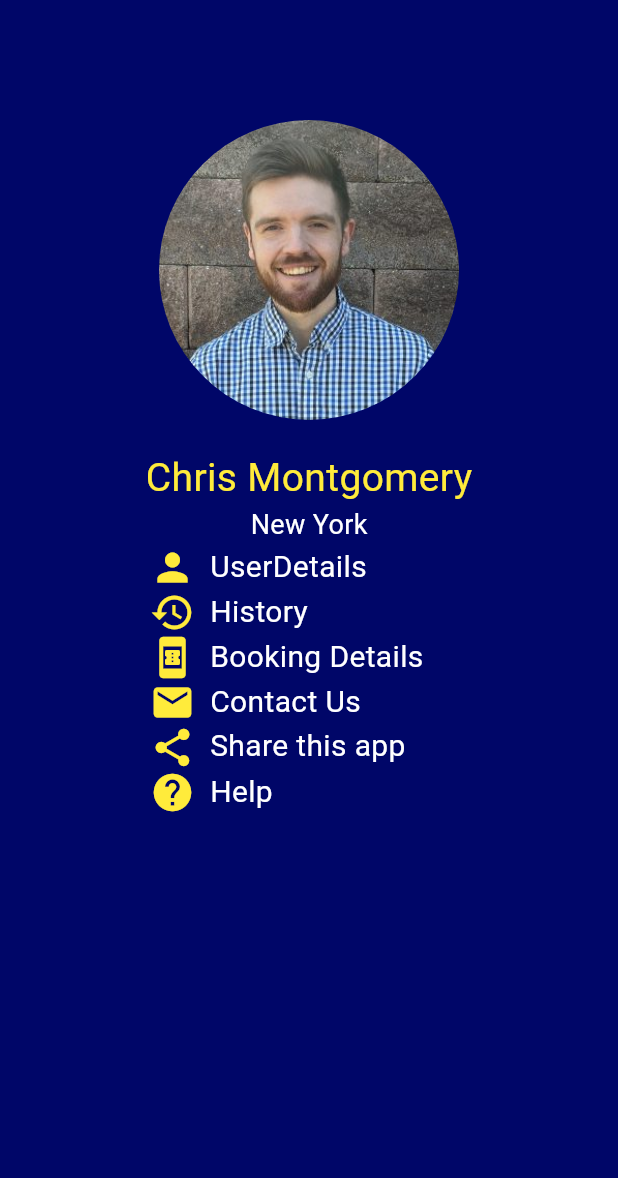
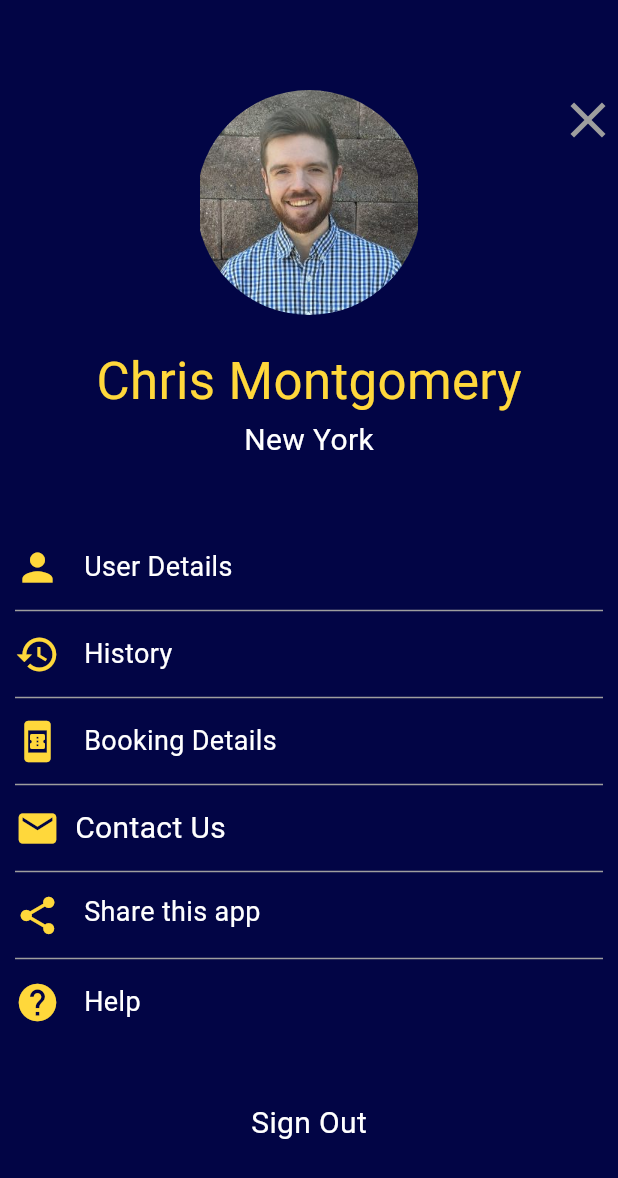
Before and after one commit to degamojay/activity1, a Flutter app: the screen it shows after launch, on a phone screen of 412 x 824 dp. Shown: the top 1178 px of the screen. Run offline on Flutter 3.47's test engine with Material 3 defaults, Android fonts, the phone set to English and light mode, and no system bars; Roboto replaces fonts that are missing (Times New Roman); project files that could hold a hidden picture were left out.

Commit message:
2nd commit

```diff
--- a/lib/main.dart
+++ b/lib/main.dart
@@ -5,6 +5,7 @@ void main() {
 }
 
 class MyApp extends StatelessWidget {
+  // ignore: use_key_in_widget_constructors
   const MyApp({Key? key});
 
   @override
@@ -12,137 +13,256 @@ class MyApp extends StatelessWidget {
     return MaterialApp(
       home: Scaffold(
         body: Container(
-          color: const Color(0xFF000668),
+          // ignore: prefer_const_constructors
+          color: Color.fromARGB(255, 2, 5, 69),
           child:  Align(
             alignment: Alignment.topCenter,
             child: Padding(
-              padding: const EdgeInsets.all(80.0),
+              padding: const EdgeInsets.only(top: 60.0),
             child: Column(
                 children: [
+                  Stack(
+                    alignment: Alignment.topRight,
+                    children: <Widget>[
                   Container(
-                    width: 200,
-                    height: 200,
+                    width: double.infinity,
+                    height: 150,
                     decoration: const BoxDecoration(
                       shape: BoxShape.circle,
                       image: DecorationImage(
-                        fit: BoxFit.cover,
+                        fit: BoxFit.contain,
                         image: AssetImage('images/chris.jpg'),
                       ),
                     ),
                   ),
+                  const Positioned(top: 0, right: 0,
+                  child: Icon(
+                    Icons.close,
+                    color: Colors.grey,
+                    size: 40.0,
+                        ),
+                      ),
+                    ],
+                  ),
                   const SizedBox(height: 20, width: double.infinity),
                   const Text(
                     'Chris Montgomery',
-                    style: TextStyle(color: Colors.yellow, fontSize: 26),
+                    style: TextStyle(color: Color.fromARGB(255, 255, 216, 59), fontSize: 34, fontFamily: 'Times New Roman'
+                    ),
                   ),
                   const Text(
                     'New York',
-                    style: TextStyle(color: Colors.white, fontSize: 18),
+                    style: TextStyle(color: Colors.white, fontSize: 20, fontFamily: 'Roboto'
+                    ),
+                  ),
+                  const Padding(padding: EdgeInsets.only(bottom: 55
+                    ),
                   ),
                   const Row(
                     mainAxisAlignment: MainAxisAlignment.start,
                     children: [
-                      SizedBox(width: 20),
+                      Padding(padding: EdgeInsets.only(left: 10.0),
+                      ),
+
                       Icon(
                         Icons.person,
-                        color: Colors.yellow,
+                        color: Color.fromARGB(255, 255, 216, 59),
                         size: 30,
                       ),
-                      SizedBox(
-                          width:
-                              10),
+                      SizedBox(width: 16.0,
+                      ),
                       Text(
-                        'UserDetails',
-                        style: TextStyle(color: Colors.white, fontSize: 20),
+                        'User Details',
+                        style: TextStyle(color: Colors.white, fontSize: 18, fontFamily: 'Roboto'),
                       ),
                     ],
+                  ),
+                  const Column(
+                    mainAxisAlignment: MainAxisAlignment.start,
+                    children: [
+                      Padding(padding: EdgeInsets.only(top: 6.0),
+                      ),
+                      Divider(
+                        thickness: 1,
+                        color: Colors.grey,
+                        indent: 10,
+                        endIndent: 10,
+                      )
+                    ],
+                  ),
+                  const Padding(padding: EdgeInsets.only(bottom: 6
+                    ),
                   ),
                   const Row(
                     mainAxisAlignment: MainAxisAlignment.start,
                     children: [
-                      SizedBox(width: 20),
+                       Padding(padding: EdgeInsets.only(left: 10.0),
+                      ),
+
                       Icon(
                         Icons.history,
-                        color: Colors.yellow,
+                        color: Color.fromARGB(255, 255, 216, 59),
                         size: 30,
                       ),
-                      SizedBox(
-                          width:
-                              10),
+                      SizedBox(width: 16.0,
+                      ),
                       Text(
                         'History',
-                        style: TextStyle(color: Colors.white, fontSize: 20),
+                        style: TextStyle(color: Colors.white, fontSize: 18, fontFamily: 'Roboto'),
                       ),
                     ],
+                  ),
+                   const Column(
+                    mainAxisAlignment: MainAxisAlignment.start,
+                    children: [
+                      Padding(padding: EdgeInsets.only(top: 6.0),
+                      ),
+                      Divider(
+                        thickness: 1,
+                        color: Colors.grey,
+                        indent: 10,
+                        endIndent: 10,
+                      )
+                    ],
+                  ),
+                  const Padding(padding: EdgeInsets.only(bottom: 6
+                    ),
                   ),
                   const Row(
                     mainAxisAlignment: MainAxisAlignment.start,
                     children: [
-                      SizedBox(width: 20),
+                       Padding(padding: EdgeInsets.only(left: 10.0),
+                      ),
+
                       Icon(
                         Icons.book_online,
-                        color: Colors.yellow,
+                        color: Color.fromARGB(255, 255, 216, 59),
                         size: 30,
                       ),
-                      SizedBox(
-                          width: 10),
+                      SizedBox(width: 16.0,
+                      ),
                       Text(
                         'Booking Details',
-                        style: TextStyle(color: Colors.white, fontSize: 20),
+                        style: TextStyle(color: Colors.white, fontSize: 18, fontFamily: 'Roboto'),
                       ),
                     ],
+                  ),
+                   const Column(
+                    mainAxisAlignment: MainAxisAlignment.start,
+                    children: [
+                      Padding(padding: EdgeInsets.only(top: 6.0),
+                      ),
+                      Divider(
+                        thickness: 1,
+                        color: Colors.grey,
+                        indent: 10,
+                        endIndent: 10,
+                      )
+                    ],
+                  ),
+                  const Padding(padding: EdgeInsets.only(bottom: 6
+                    ),
                   ),
                   const Row(
                     mainAxisAlignment: MainAxisAlignment.start,
                     children: [
-                      SizedBox(width: 20),
+                       Padding(padding: EdgeInsets.only(left: 10.0),
+                      ),
                       Icon(
                         Icons.email,
-                        color: Colors.yellow,
+                        color: Color.fromARGB(255, 255, 216, 59),
                         size: 30,
                       ),
-                      SizedBox(
-                          width: 10),
+                      SizedBox(width: 10,
+                      ),
                       Text(
                         'Contact Us',
-                        style: TextStyle(color: Colors.white, fontSize: 20),
+                        style: TextStyle(color: Colors.white, fontSize: 20, fontFamily: 'Roboto'),
                       ),
                     ],
+                  ),
+                   const Column(
+                    mainAxisAlignment: MainAxisAlignment.start,
+                    children: [
+                      Padding(padding: EdgeInsets.only(top: 6.0),
+                      ),
+                      Divider(
+                        thickness: 1,
+                        color: Colors.grey,
+                        indent: 10,
+                        endIndent: 10,
+                      )
+                    ],
+                  ),
+                  const Padding(padding: EdgeInsets.only(bottom: 6
+                    ),
                   ),
                   const Row(
                     crossAxisAlignment: CrossAxisAlignment.start,
                     children: [
-                      SizedBox(width: 20),
+                       Padding(padding: EdgeInsets.only(left: 10.0),
+                      ),
+
                       Icon(
                         Icons.share,
-                        color: Colors.yellow,
+                        color: Color.fromARGB(255, 255, 216, 59),
                         size: 30,
                       ),
-                      SizedBox(
-                          width: 10),
+                      SizedBox(width: 16.0,
+                      ),
                       Text(
                         'Share this app',
-                        style: TextStyle(color: Colors.white, fontSize: 20),
+                        style: TextStyle(color: Colors.white, fontSize: 18, fontFamily: 'Roboto'),
                       ),
                     ],
+                  ),
+                   const Column(
+                    mainAxisAlignment: MainAxisAlignment.start,
+                    children: [
+                      Padding(padding: EdgeInsets.only(top: 6.0),
+                      ),
+                      Divider(
+                        thickness: 1,
+                        color: Colors.grey,
+                        indent: 10,
+                        endIndent: 10,
+                      )
+                    ],
+                  ),
+                  const Padding(padding: EdgeInsets.only(bottom: 6
+                    ),
                   ),
                   const Row(
                     mainAxisAlignment: MainAxisAlignment.start,
                     children: [
-                      SizedBox(width: 20),
+                       Padding(padding: EdgeInsets.only(left: 10.0),
+                      ),
                       Icon(
                         Icons.help,
-                        color: Colors.yellow,
+                        color: Color.fromARGB(255, 255, 216, 59),
                         size: 30,
                       ),
-                      SizedBox(
-                          width: 10),
+                      SizedBox(width: 16.0,
+                      ),
                       Text(
                         'Help',
-                        style: TextStyle(color: Colors.white, fontSize: 20),
+                        style: TextStyle(color: Colors.white, fontSize: 18, fontFamily: 'Roboto'),
                       ),
                     ],
                   ),
+                   // ignore: sized_box_for_whitespace
+                   Container(
+                    height: 80,
+                    child: const Column(
+                      mainAxisAlignment: MainAxisAlignment.end,
+                      children: [
+                        Text(
+                          'Sign Out',
+                          style: TextStyle(color: Colors.white, fontSize: 20, fontFamily: 'Roboto'),
+                        ),
+                      ],
+                    ),
+                  )
                 ],
               ),
             ),
```
